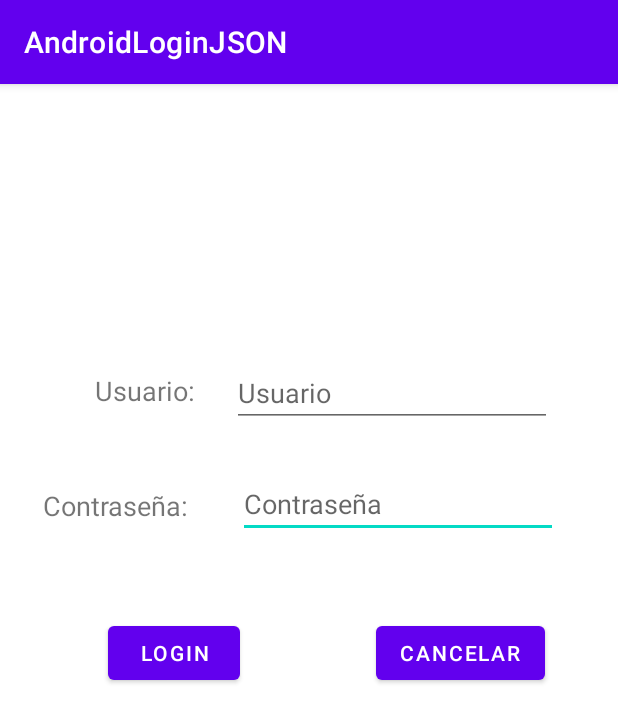
After one commit to michirapper/AndroidLoginJSON, an Android app: the Login screen opened directly, with no data from a screen before it, on a phone screen of 412 x 824 dp. The commit adds this screen. Shown: the top 722 px of the screen. Run offline under Robolectric (Android 15) with nearby library versions, the phone set to English and light mode, and no system bars.

Commit message:
login hecho

```diff
--- a/app/src/main/AndroidManifest.xml
+++ b/app/src/main/AndroidManifest.xml
@@ -9,7 +9,8 @@
         android:roundIcon="@mipmap/ic_launcher_round"
         android:supportsRtl="true"
         android:theme="@style/Theme.AndroidLoginJSON">
-        <activity android:name=".Registro"></activity>
+        <activity android:name=".Login"></activity>
+        <activity android:name=".Registro" />
         <activity android:name=".MainActivity">
             <intent-filter>
                 <action android:name="android.intent.action.MAIN" />
--- /dev/null
+++ b/app/src/main/res/layout/activity_login.xml
@@ -0,0 +1,81 @@
+<?xml version="1.0" encoding="utf-8"?>
+<androidx.constraintlayout.widget.ConstraintLayout xmlns:android="http://schemas.android.com/apk/res/android"
+    xmlns:app="http://schemas.android.com/apk/res-auto"
+    xmlns:tools="http://schemas.android.com/tools"
+    android:layout_width="match_parent"
+    android:layout_height="match_parent"
+    tools:context=".Login">
+
+    <EditText
+        android:id="@+id/editTextTextContrasena"
+        android:layout_width="wrap_content"
+        android:layout_height="wrap_content"
+        android:layout_marginEnd="40dp"
+        android:ems="10"
+        android:hint="Contraseña"
+        android:inputType="textPersonName"
+        app:layout_constraintBottom_toBottomOf="@+id/textViewContrasena"
+        app:layout_constraintEnd_toEndOf="parent"
+        app:layout_constraintTop_toTopOf="@+id/textViewContrasena"
+        app:layout_constraintVertical_bias="0.571" />
+
+    <TextView
+        android:id="@+id/textViewUsuario"
+        android:layout_width="wrap_content"
+        android:layout_height="wrap_content"
+        android:layout_marginTop="192dp"
+        android:layout_marginEnd="20dp"
+        android:text="Usuario: "
+        android:textSize="18sp"
+        app:layout_constraintEnd_toStartOf="@+id/editTextTextUsuario"
+        app:layout_constraintTop_toTopOf="parent" />
+
+    <EditText
+        android:id="@+id/editTextTextUsuario"
+        android:layout_width="wrap_content"
+        android:layout_height="wrap_content"
+        android:layout_marginEnd="44dp"
+        android:ems="10"
+        android:hint="Usuario"
+        android:inputType="textPersonName"
+        app:layout_constraintBottom_toBottomOf="@+id/textViewUsuario"
+        app:layout_constraintEnd_toEndOf="parent"
+        app:layout_constraintTop_toTopOf="@+id/textViewUsuario"
+        app:layout_constraintVertical_bias="0.428" />
+
+    <TextView
+        android:id="@+id/textViewContrasena"
+        android:layout_width="wrap_content"
+        android:layout_height="wrap_content"
+        android:layout_marginTop="52dp"
+        android:layout_marginEnd="28dp"
+        android:text="Contraseña: "
+        android:textSize="18sp"
+        app:layout_constraintEnd_toStartOf="@+id/editTextTextContrasena"
+        app:layout_constraintTop_toBottomOf="@+id/textViewUsuario" />
+
+    <Button
+        android:id="@+id/btnAnadir"
+        android:layout_width="wrap_content"
+        android:layout_height="wrap_content"
+        android:layout_marginStart="72dp"
+        android:layout_marginTop="62dp"
+        android:onClick="Login"
+        android:text="Login"
+        app:layout_constraintStart_toStartOf="parent"
+        app:layout_constraintTop_toBottomOf="@+id/textViewContrasena" />
+
+    <Button
+        android:id="@+id/btnCancelar"
+        android:layout_width="wrap_content"
+        android:layout_height="wrap_content"
+        android:layout_marginStart="82dp"
+        android:layout_marginEnd="40dp"
+        android:text="Cancelar"
+        android:onClick="Cancelar"
+        app:layout_constraintBottom_toBottomOf="@+id/btnAnadir"
+        app:layout_constraintEnd_toEndOf="parent"
+        app:layout_constraintStart_toEndOf="@+id/btnAnadir"
+        app:layout_constraintTop_toTopOf="@+id/btnAnadir" />
+
+</androidx.constraintlayout.widget.ConstraintLayout>
--- a/app/src/main/res/layout/activity_main.xml
+++ b/app/src/main/res/layout/activity_main.xml
@@ -24,6 +24,7 @@
         android:layout_marginTop="32dp"
         android:layout_marginEnd="163dp"
         android:text="Login"
+        android:onClick="goLogin"
         app:layout_constraintEnd_toEndOf="parent"
         app:layout_constraintTop_toBottomOf="@+id/btnRegistro" />
 
```
Also changed, not shown: app/src/main/java/app/com/androidloginjson/Login.kt (added, +56 -0 lines), app/src/main/java/app/com/androidloginjson/MainActivity.kt (+11 -1 lines).
